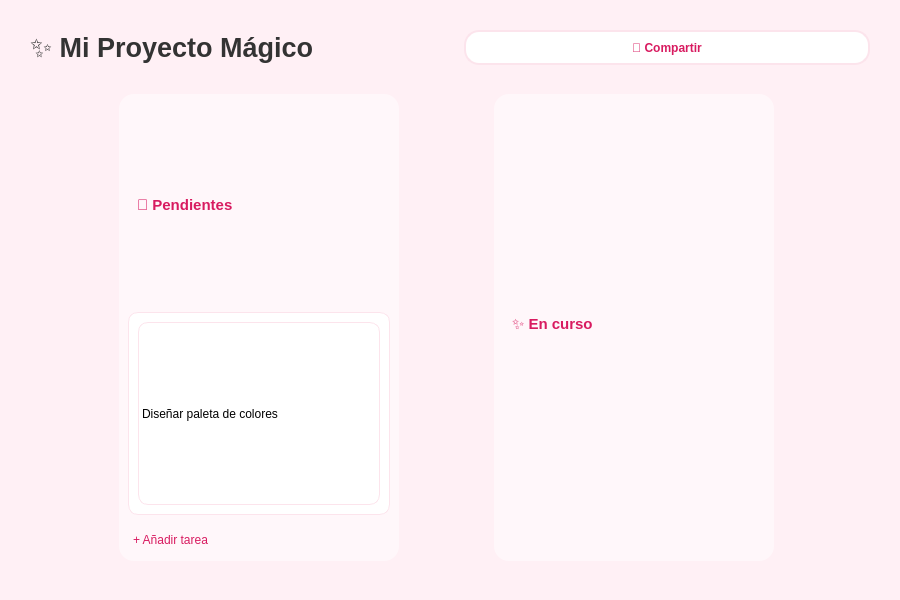
The window that vistas/proyecto.ui (FrJavier/Aplicacioncliente) describes before a commit, drawn with Qt 5.
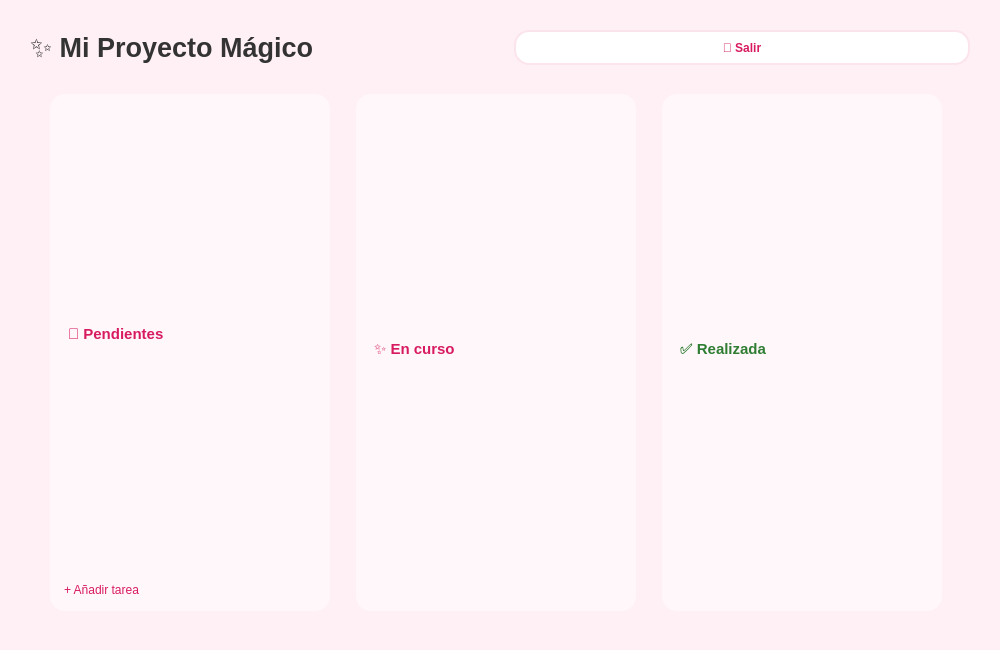
The same window after the commit.

```diff
--- a/vistas/proyecto.ui
+++ b/vistas/proyecto.ui
@@ -6,8 +6,8 @@
    <rect>
     <x>0</x>
     <y>0</y>
-    <width>900</width>
-    <height>600</height>
+    <width>1000</width>
+    <height>650</height>
    </rect>
   </property>
   <property name="windowTitle">
@@ -67,7 +67,7 @@
         <size><width>100</width><height>35</height></size>
        </property>
        <property name="text">
-        <string>👥 Compartir</string>
+        <string>🚪 Salir</string>
        </property>
        <property name="styleSheet">
         <string notr="true">
@@ -77,6 +77,8 @@
           border: 2px solid #FCE4EC;
           border-radius: 15px;
           font-weight: bold;
+          padding-left: 10px;
+          padding-right: 10px;
          }
          QPushButton:hover {
           background-color: #FCE4EC;
@@ -134,31 +136,6 @@
             </property>
            </widget>
           </item>
-          <item>
-           <widget class="QFrame" name="card1">
-            <property name="styleSheet">
-             <string notr="true">
-              QFrame {
-               background-color: white;
-               border-radius: 10px;
-               border: 1px solid #FCE4EC;
-              }
-             </string>
-            </property>
-            <layout class="QVBoxLayout" name="vLayoutCard1">
-             <item>
-              <widget class="QLabel" name="txtCard1">
-               <property name="text">
-                <string>Diseñar paleta de colores</string>
-               </property>
-               <property name="wordWrap">
-                <bool>true</bool>
-               </property>
-              </widget>
-             </item>
-            </layout>
-           </widget>
-          </item>
           <item>
            <spacer name="vSpacerTodo">
             <property name="orientation"><enum>Qt::Vertical</enum></property>
@@ -219,6 +196,41 @@
         </widget>
        </item>
 
+       <item>
+        <widget class="QFrame" name="colDone">
+         <property name="minimumSize">
+          <size><width>280</width><height>0</height></size>
+         </property>
+         <property name="maximumSize">
+          <size><width>280</width><height>16777215</height></size>
+         </property>
+         <property name="styleSheet">
+          <string notr="true">
+           QFrame#colDone {
+            background-color: rgba(255, 255, 255, 0.5);
+            border-radius: 15px;
+           }
+          </string>
+         </property>
+         <layout class="QVBoxLayout" name="vLayoutDone">
+          <item>
+           <widget class="QLabel" name="lblDone">
+            <property name="text"><string>✅ Realizada</string></property>
+            <property name="font">
+             <font><family>Segoe UI</family><pointsize>11</pointsize><bold>true</bold></font>
+            </property>
+            <property name="styleSheet"><string notr="true">color: #2E7D32; padding: 5px;</string></property>
+           </widget>
+          </item>
+          <item>
+           <spacer name="vSpacerDone">
+            <property name="orientation"><enum>Qt::Vertical</enum></property>
+           </spacer>
+          </item>
+         </layout>
+        </widget>
+       </item>
+
        <item>
         <spacer name="horizontalSpacer_2">
          <property name="orientation"><enum>Qt::Horizontal</enum></property>
```
Left out of the diff: 5 changed lines with no effect on the pictures.
